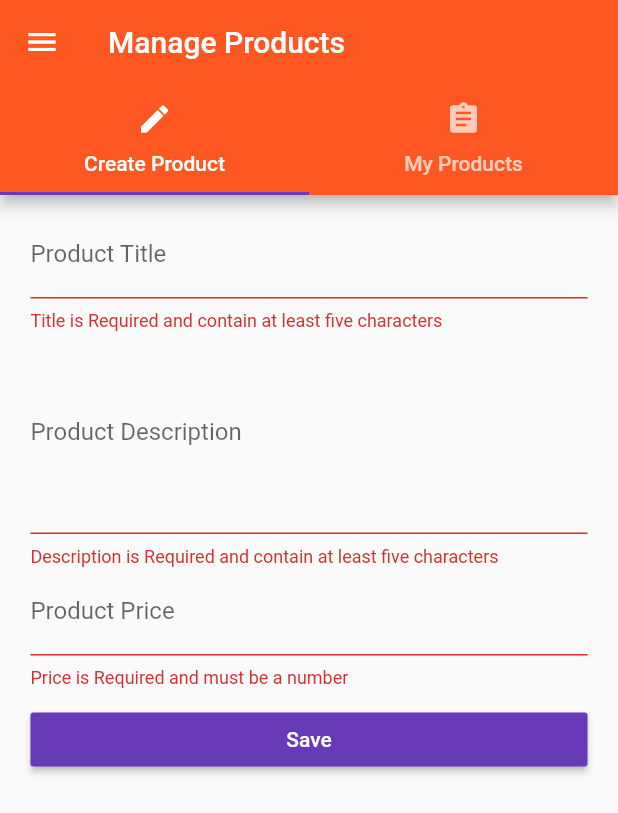
After one commit to bad-logic/flutter_first_app, a Flutter app: the ProductsAdminPage screen opened by its route, after a tap on "Save", on a phone screen of 412 x 824 dp. The commit adds this screen. Shown: the top 813 px of the screen. Run offline on Flutter 3.47's test engine with Material 2 defaults, Android fonts, the phone set to English and light mode, and no system bars.

Commit message:
forms completed

```diff
--- a/lib/main.dart
+++ b/lib/main.dart
@@ -13,7 +13,6 @@ void main() {
 }
 
 class MyApp extends StatefulWidget {
-
   MyApp() {
     print("[MyApp] constructor()");
   }
@@ -24,13 +23,19 @@ class MyApp extends StatefulWidget {
     return _MyAppState();
   }
 }
-class _MyAppState extends State<MyApp>{
 
-  List <Map<String,dynamic>> _products = [];
+class _MyAppState extends State<MyApp> {
+  List<Map<String, dynamic>> _products = [];
 
   void _addProduct(Map<String, dynamic> product) {
     setState(() {
       _products.add(product);
+    });
+  }
+
+  void _updateProduct(Map<String, dynamic> product, int index) {
+    setState(() {
+      _products[index] = product;
     });
   }
 
@@ -39,6 +44,7 @@ class _MyAppState extends State<MyApp>{
       _products.removeAt(index);
     });
   }
+
   @override
   Widget build(BuildContext context) {
     // returns a widget
@@ -47,32 +53,39 @@ class _MyAppState extends State<MyApp>{
     return MaterialApp(
 //      debugShowMaterialGrid: true,//shows grid
       theme: ThemeData(
-          brightness: Brightness.light,
-          primarySwatch: Colors.deepOrange,
-          accentColor: Colors.deepPurple,
-          buttonColor:Colors.deepPurple,
+        brightness: Brightness.light,
+        primarySwatch: Colors.deepOrange,
+        accentColor: Colors.deepPurple,
+        buttonColor: Colors.deepPurple,
       ),
 //      home: AuthPage(),
-      routes:{// global registry of routes
-        '/':(BuildContext context) => AuthPage(),
-        '/products':(BuildContext context) => ProductsPage(_products),
-          '/admin':(BuildContext context) => ProductsAdminPage(_addProduct,_deleteProduct),
+      routes: {
+        // global registry of routes
+        '/': (BuildContext context) => AuthPage(),
+        '/products': (BuildContext context) => ProductsPage(_products),
+        '/admin': (BuildContext context) => ProductsAdminPage(
+            _products, _addProduct, _updateProduct, _deleteProduct),
       },
-      onGenerateRoute: (RouteSettings settings){// this code runs for unregistered routes
+      onGenerateRoute: (RouteSettings settings) {
+        // this code runs for unregistered routes
         final List<String> pathElements = settings.name.split('/');
-        if(pathElements[0] == 'product'){
+        if (pathElements[0] == 'product') {
           final int index = int.parse(pathElements[1]);
           return MaterialPageRoute<bool>(
             builder: (BuildContext context) => ProductPage(
-                _products[index]['image'], _products[index]['title'],_products[index]['price'],_products[index]['description']),
+                _products[index]['image'],
+                _products[index]['title'],
+                _products[index]['price'],
+                _products[index]['description']),
           );
         }
         return null;
       },
-      onUnknownRoute: (RouteSettings settings){// will execute whenever onGenerateRoute fails to generate routes
-          return MaterialPageRoute(
-            builder:(BuildContext context) => ProductsPage(_products),
-          );
+      onUnknownRoute: (RouteSettings settings) {
+        // will execute whenever onGenerateRoute fails to generate routes
+        return MaterialPageRoute(
+          builder: (BuildContext context) => ProductsPage(_products),
+        );
       },
     );
   }
--- /dev/null
+++ b/lib/pages/product_form.dart
@@ -0,0 +1,177 @@
+import 'package:flutter/cupertino.dart';
+import 'package:flutter/material.dart';
+import 'package:flutter/services.dart';
+import './../widgets/helpers/ensure_visible.dart';
+
+class ProductFormPage extends StatefulWidget {
+  final Function addProduct, updateProduct;
+  final int index;
+  final Map<String, dynamic> product;
+  ProductFormPage(
+      {this.addProduct, this.updateProduct, this.product, this.index});
+
+  @override
+  State<StatefulWidget> createState() {
+    return _ProductFormPageState();
+  }
+}
+
+class _ProductFormPageState extends State<ProductFormPage> {
+  final Map<String, dynamic> _product = {'image': 'assets/food.jpg'};
+  final GlobalKey<FormState> _formKey = GlobalKey<FormState>();
+  final titleFocusNode = FocusNode();
+  final descriptionFocusNode = FocusNode();
+  final priceFocusNode = FocusNode();
+
+  Widget _buildTitleTextFormField() {
+    return EnsureVisibleWhenFocused(
+      focusNode: titleFocusNode,
+      child: TextFormField(
+        focusNode: titleFocusNode, // also tell we are using our own focusNode
+        decoration: InputDecoration(labelText: 'Product Title'),
+        initialValue: widget.product == null ? '' : widget.product['title'],
+        validator: (String value) {
+          if (value.isEmpty || value.length < 5) {
+            return 'Title is Required and contain at least five characters'; // error message
+          }
+          return null; // validation succeeded
+        },
+        onSaved: (String value) {
+          // no need to call setState because we don't need to re-render the component
+          _product['title'] = value;
+        },
+      ),
+    );
+  }
+
+  Widget _buildPriceTextFormField() {
+    return EnsureVisibleWhenFocused(
+      focusNode: priceFocusNode,
+      child: TextFormField(
+        focusNode: priceFocusNode,
+        keyboardType: TextInputType.number,
+        decoration: InputDecoration(labelText: 'Product Price'),
+        initialValue:
+            widget.product == null ? '' : widget.product['price'].toString(),
+        validator: (String value) {
+          if (value.isEmpty ||
+              !RegExp(r'^(?:[1-9]\d*|0)?(?:[.,]\d+)?$').hasMatch(value)) {
+            //also allows 9,99 numbers
+            return 'Price is Required and must be a number'; // error message
+          }
+          return null; // validation succeeded
+        },
+        onSaved: (String value) {
+          _product['price'] =
+              double.parse(value.replaceFirst(RegExp(r','), '.'));
+        },
+      ),
+    );
+  }
+
+  Widget _buildDescriptionTextFormField() {
+    return EnsureVisibleWhenFocused(
+      focusNode: descriptionFocusNode,
+      child: TextFormField(
+        maxLines: 5,
+        focusNode: descriptionFocusNode,
+        decoration: InputDecoration(labelText: 'Product Description'),
+        initialValue:
+            widget.product == null ? '' : widget.product['description'],
+        validator: (String value) {
+          if (value.isEmpty || value.length < 5) {
+            return 'Description is Required and contain at least five characters'; // error message
+          }
+          return null; // validation succeeded
+        },
+        onSaved: (String value) {
+          _product['description'] = value;
+        },
+      ),
+    );
+  }
+
+  @override
+  Widget build(BuildContext context) {
+    final double deviceWidth =
+        MediaQuery.of(context).size.width; // getting the device current width
+
+    final double finalDeviceWidth =
+        deviceWidth > 768.0 ? 450.0 : deviceWidth * 0.95;
+    final double finalPadding = deviceWidth - finalDeviceWidth;
+
+    final Widget pageContent = GestureDetector(
+      onTap: () {
+        FocusScope.of(context).requestFocus(FocusNode());
+      },
+      child: Container(
+        margin: EdgeInsets.all(10.0),
+        child: Form(
+          key: _formKey,
+          child: ListView(
+            // listview items always take the full available space by default
+            padding: EdgeInsets.symmetric(
+              horizontal: finalPadding / 2,
+            ), // adding padding restricts the listView from using full width
+            children: <Widget>[
+              _buildTitleTextFormField(),
+              _buildDescriptionTextFormField(),
+              _buildPriceTextFormField(),
+              SizedBox(
+                height: 10.0,
+              ), // doesnot render anything just occupies space
+              RaisedButton(
+                child: Text('Save'),
+                textColor: Colors.white,
+                onPressed: () {
+                  print('here');
+                  print(_product);
+                  if (!_formKey.currentState.validate()) {
+                    //validator function runs at this point and then only shows error
+                    return; // in case of false donot run below code
+                  }
+                  _formKey.currentState
+                      .save(); // when we call the save method on the state returned by the global key,
+                  // the onSaved() methods are fired on each Form Fields
+                  print(_product);
+                  if (widget.addProduct == null) {
+                    widget.updateProduct(_product, widget.index);
+                  } else {
+                    widget.addProduct(_product);
+                  }
+                  Navigator.pushReplacementNamed(context,
+                      '/products'); // pressing back button will not navigate here
+                },
+              ),
+//          Center(
+//            child: GestureDetector(
+//              onTap: (){
+//                widget.addProduct(_product);
+//              Navigator.pushReplacementNamed(context, '/products');
+//              },
+//              child: Container(
+//                color: Colors.green,
+//                padding: EdgeInsets.all(10.0),
+//                child: Text('Save'),
+//              ),
+//            ),
+//          ),
+            ],
+          ),
+        ),
+      ),
+    );
+
+    return widget.product == null // case while adding product
+        ? pageContent
+        : Scaffold(
+            // for editing product we need to return scaffold because adding product is inside the tab that already
+            // is inside page but while editing we push to the new page but that page won't have body only the form fields
+            // which won't load because it has no body. so return it inside the scaffold. so we are just reusing the form part
+            appBar: AppBar(
+              title: Text('Edit Product'),
+            ),
+            body: pageContent,
+          );
+  }
+}
--- a/lib/pages/product_list.dart
+++ b/lib/pages/product_list.dart
@@ -1,10 +1,48 @@
 import 'package:flutter/material.dart';
+import './product_form.dart';
 
 class ProductListPage extends StatelessWidget {
+  final List<Map<String, dynamic>> _products;
+  final Function _updateProduct;
+  ProductListPage(this._updateProduct, this._products);
+
+  Widget _buildProductList() {
+    Widget isProduct = Center(
+      child: Text('All Available Products'),
+    );
+    if (_products.length > 0) {
+      isProduct = ListView.builder(
+        // returns the view while visible only no memory reserved for invisible items while scrolling
+        itemBuilder: (BuildContext context, int index) {
+          return ListTile(
+            contentPadding: EdgeInsets.symmetric(horizontal:16.0,vertical: 10.0),
+            leading: Image.asset(_products[index]['image']),
+            title: Text(_products[index]['title']),
+            trailing: IconButton(
+              icon: Icon(Icons.edit),
+              onPressed: () {
+                Navigator.of(context).push(
+                  MaterialPageRoute(
+                    builder: (BuildContext context) {
+                      return ProductFormPage(
+                          updateProduct: _updateProduct,
+                          product: _products[index],
+                          index: index);
+                    },
+                  ),
+                );
+              },
+            ),
+          );
+        },
+        itemCount: _products.length,
+      );
+    }
+    return isProduct;
+  }
 
   @override
   Widget build(BuildContext context) {
-    return Center(child: Text('All Products'));
+    return _buildProductList();
   }
-
 }
--- a/lib/pages/products_admin.dart
+++ b/lib/pages/products_admin.dart
@@ -1,11 +1,12 @@
 import 'package:flutter/material.dart';
-import './product_create.dart';
+import './product_form.dart';
 import './product_list.dart';
 
 class ProductsAdminPage extends StatelessWidget {
+  final List<Map<String, dynamic>> _products;
+  final Function _addProduct, _deleteProduct,_updateProduct;
+  ProductsAdminPage(this._products, this._addProduct, this._updateProduct, this._deleteProduct);
 
-  final Function _addProduct, _deleteProduct;
-  ProductsAdminPage(this._addProduct,this._deleteProduct);
 
   @override
   Widget build(BuildContext context) {
@@ -42,7 +43,10 @@ class ProductsAdminPage extends StatelessWidget {
             ),
           ),
           body: TabBarView(
-            children: <Widget>[ProductCreatePage(_addProduct), ProductListPage()],
+            children: <Widget>[
+              ProductFormPage(addProduct: _addProduct),
+              ProductListPage(_updateProduct,_products)
+            ],
           ),
         ));
   }
--- /dev/null
+++ b/lib/widgets/helpers/ensure_visible.dart
@@ -0,0 +1,87 @@
+import 'dart:async';
+
+import 'package:flutter/rendering.dart';
+import 'package:flutter/widgets.dart';
+import 'package:meta/meta.dart';
+
+class EnsureVisibleWhenFocused extends StatefulWidget {
+  const EnsureVisibleWhenFocused({
+    // const keyword means values set through constructor will never be changed
+    Key key,
+    @required this.child,
+    @required this.focusNode,
+    this.curve: Curves.ease,
+    this.duration: const Duration(milliseconds: 100),
+  }) : super(key: key);
+
+  /// The node we will monitor to determine if the child is focused
+  final FocusNode focusNode;
+
+  /// The child widget that we are wrapping
+  final Widget child;
+
+  /// The curve we will use to scroll ourselves into view.
+  ///
+  /// Defaults to Curves.ease.
+  final Curve curve;
+
+  /// The duration we will use to scroll ourselves into view
+  ///
+  /// Defaults to 100 milliseconds.
+  final Duration duration;
+
+  EnsureVisibleWhenFocusedState createState() =>
+      new EnsureVisibleWhenFocusedState();
+}
+
+class EnsureVisibleWhenFocusedState extends State<EnsureVisibleWhenFocused> {
+  @override
+  void initState() {
+    super.initState();
+    widget.focusNode.addListener(_ensureVisible);
+  }
+
+  @override
+  void dispose() {
+    super.dispose();
+    widget.focusNode.removeListener(_ensureVisible);
+  }
+
+  Future<Null> _ensureVisible() async {
+    // Wait for the keyboard to come into view
+    // TODO: position doesn't seem to notify listeners when metrics change,
+    // perhaps a NotificationListener around the scrollable could avoid
+    // the need insert a delay here.
+    await Future.delayed(const Duration(milliseconds: 300));
+
+    if (!widget.focusNode.hasFocus) return;
+
+    final RenderObject object = context.findRenderObject();
+    final RenderAbstractViewport viewport = RenderAbstractViewport.of(object);
+    assert(viewport != null);
+
+    ScrollableState scrollableState = Scrollable.of(context);
+    assert(scrollableState != null);
+
+    ScrollPosition position = scrollableState.position;
+    double alignment;
+    if (position.pixels > viewport.getOffsetToReveal(object, 0.0).offset) {
+      // Move down to the top of the viewport
+      alignment = 0.0;
+    } else if (position.pixels < viewport.getOffsetToReveal(object, 1.0).offset) {
+      // Move up to the bottom of the viewport
+      alignment = 1.0;
+    } else {
+      // No scrolling is necessary to reveal the child
+      return;
+    }
+    position.ensureVisible(
+      object,
+      alignment: alignment,
+      duration: widget.duration,
+      curve: widget.curve,
+    );
+  }
+
+  Widget build(BuildContext context) => widget.child;
+}
```
Also changed, not shown: lib/pages/product_create.dart (deleted, +0 -128 lines), lib/widgets/products/product_Card.dart (+6 -10 lines).
